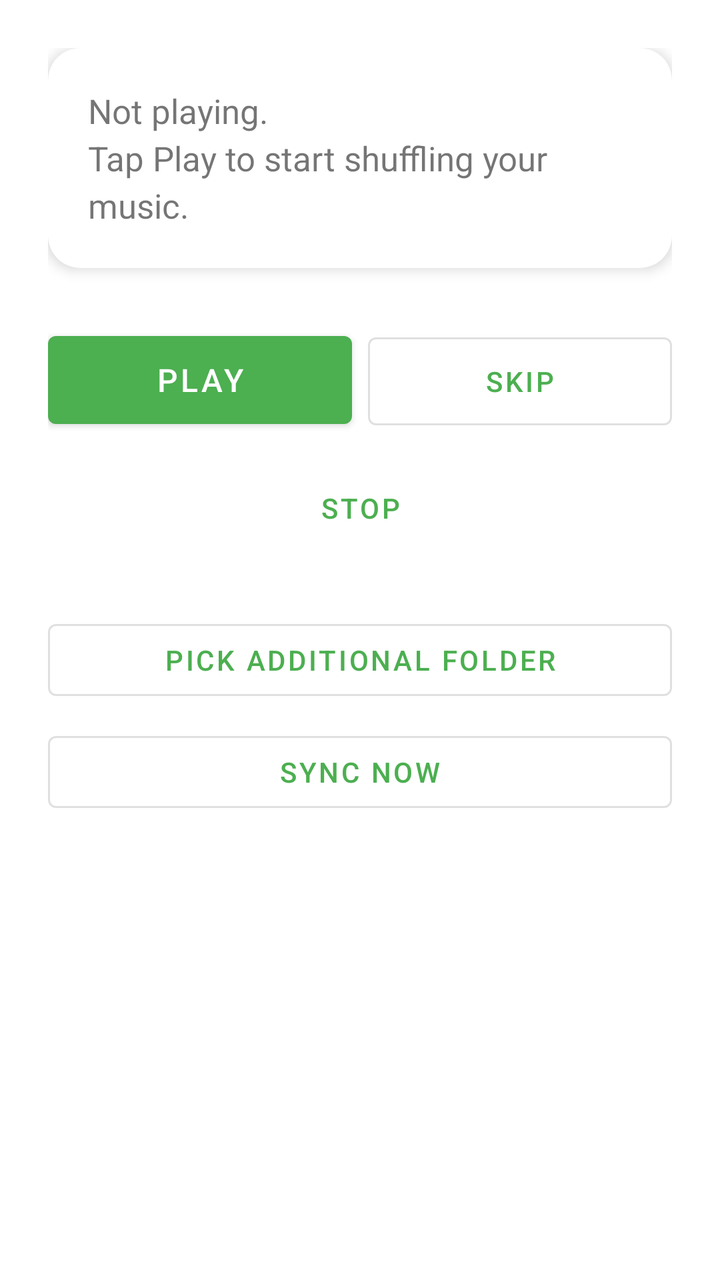
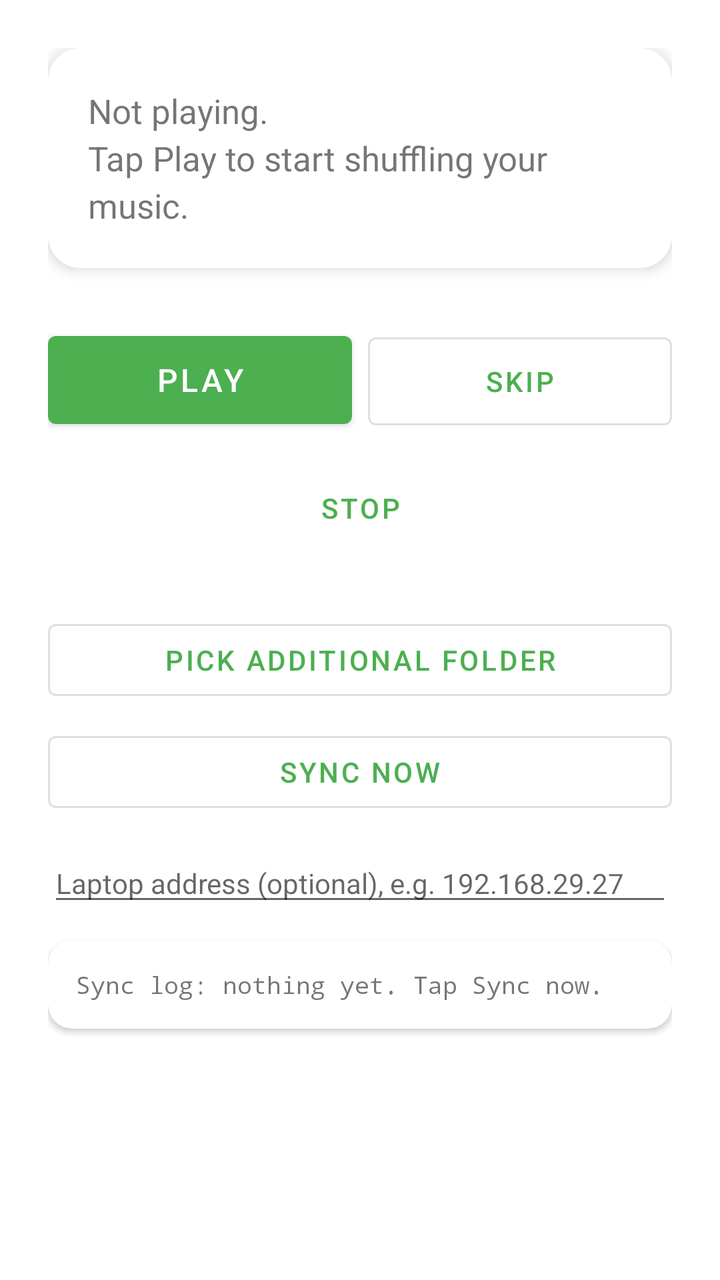

The first picture is an Android layout as it rendered before a commit; the second is the same layout after the commit. The layout source and the unified diff follow.
<!-- AndroidManifest.xml: application theme Theme.MusicPlayer -->
<!-- res/layout/activity_main.xml -->
<?xml version="1.0" encoding="utf-8"?>
<ScrollView xmlns:android="http://schemas.android.com/apk/res/android"
    xmlns:app="http://schemas.android.com/apk/res-auto"
    android:layout_width="match_parent"
    android:layout_height="match_parent"
    android:fillViewport="true">

    <LinearLayout
        android:layout_width="match_parent"
        android:layout_height="wrap_content"
        android:orientation="vertical"
        android:padding="24dp"
        android:gravity="center_horizontal">

        <com.google.android.material.card.MaterialCardView
            android:layout_width="match_parent"
            android:layout_height="wrap_content"
            android:layout_marginBottom="28dp"
            app:cardCornerRadius="16dp"
            app:cardElevation="4dp">

            <TextView
                android:id="@+id/statusText"
                android:layout_width="match_parent"
                android:layout_height="wrap_content"
                android:padding="20dp"
                android:text="@string/status_idle"
                android:textSize="17sp"
                android:lineSpacingExtra="4dp" />

        </com.google.android.material.card.MaterialCardView>

        <LinearLayout
            android:layout_width="match_parent"
            android:layout_height="wrap_content"
            android:orientation="horizontal"
            android:layout_marginBottom="12dp">

            <com.google.android.material.button.MaterialButton
                android:id="@+id/playPauseButton"
                android:layout_width="0dp"
                android:layout_height="56dp"
                android:layout_weight="1"
                android:layout_marginEnd="8dp"
                android:textSize="16sp"
                android:text="@string/btn_play" />

            <com.google.android.material.button.MaterialButton
                android:id="@+id/skipButton"
                style="@style/Widget.MaterialComponents.Button.OutlinedButton"
                android:layout_width="0dp"
                android:layout_height="56dp"
                android:layout_weight="1"
                android:text="@string/btn_skip" />

        </LinearLayout>

        <com.google.android.material.button.MaterialButton
            android:id="@+id/stopButton"
            style="@style/Widget.MaterialComponents.Button.TextButton"
            android:layout_width="match_parent"
            android:layout_height="wrap_content"
            android:layout_marginBottom="28dp"
            android:text="@string/btn_stop" />

        <com.google.android.material.button.MaterialButton
            android:id="@+id/pickFolderButton"
            style="@style/Widget.MaterialComponents.Button.OutlinedButton"
            android:layout_width="match_parent"
            android:layout_height="wrap_content"
            android:layout_marginBottom="8dp"
            android:text="@string/btn_pick_folder" />

        <com.google.android.material.button.MaterialButton
            android:id="@+id/syncButton"
            style="@style/Widget.MaterialComponents.Button.OutlinedButton"
            android:layout_width="match_parent"
            android:layout_height="wrap_content"
            android:text="@string/btn_sync" />

    </LinearLayout>

</ScrollView>
<!-- resources referenced by this layout -->
<resources>
  <string name="btn_pick_folder">Pick additional folder</string>
  <string name="btn_play">Play</string>
  <string name="btn_skip">Skip</string>
  <string name="btn_stop">Stop</string>
  <string name="btn_sync">Sync now</string>
  <string name="status_idle">Not playing.\nTap Play to start shuffling your music.</string>
  <style name="Theme.MusicPlayer" parent="Theme.MaterialComponents.DayNight.NoActionBar">
          <item name="colorPrimary">@color/brand_accent</item>
          <item name="colorPrimaryDark">@color/ic_launcher_background</item>
          <item name="colorAccent">@color/brand_accent</item>
      </style>
  <color name="brand_accent">#4CAF50</color>
  <color name="ic_launcher_background">#1E1E1E</color>
</resources>

<!-- the commit's change to res/layout/activity_main.xml (unified diff, before → after) -->
@@ -78,6 +78,34 @@
             android:layout_height="wrap_content"
             android:text="@string/btn_sync" />
 
+        <EditText
+            android:id="@+id/manualHost"
+            android:layout_width="match_parent"
+            android:layout_height="wrap_content"
+            android:layout_marginTop="12dp"
+            android:hint="@string/hint_laptop_address"
+            android:inputType="text"
+            android:maxLines="1"
+            android:textSize="14sp" />
+
+        <com.google.android.material.card.MaterialCardView
+            android:layout_width="match_parent"
+            android:layout_height="wrap_content"
+            android:layout_marginTop="12dp"
+            app:cardCornerRadius="12dp"
+            app:cardElevation="2dp">
+
+            <TextView
+                android:id="@+id/syncLog"
+                android:layout_width="match_parent"
+                android:layout_height="wrap_content"
+                android:padding="14dp"
+                android:fontFamily="monospace"
+                android:text="@string/sync_log_empty"
+                android:textSize="12sp" />
+
+        </com.google.android.material.card.MaterialCardView>
+
     </LinearLayout>
 
 </ScrollView>
<!-- resource entries referenced after the edit -->
@@ -5,7 +5,9 @@
   <string name="btn_skip">Skip</string>
   <string name="btn_stop">Stop</string>
   <string name="btn_sync">Sync now</string>
+  <string name="hint_laptop_address">Laptop address (optional), e.g. 192.168.29.27</string>
   <string name="status_idle">Not playing.\nTap Play to start shuffling your music.</string>
+  <string name="sync_log_empty">Sync log: nothing yet. Tap "Sync now".</string>
   <style name="Theme.MusicPlayer" parent="Theme.MaterialComponents.DayNight.NoActionBar">
           <item name="colorPrimary">@color/brand_accent</item>
           <item name="colorPrimaryDark">@color/ic_launcher_background</item>
